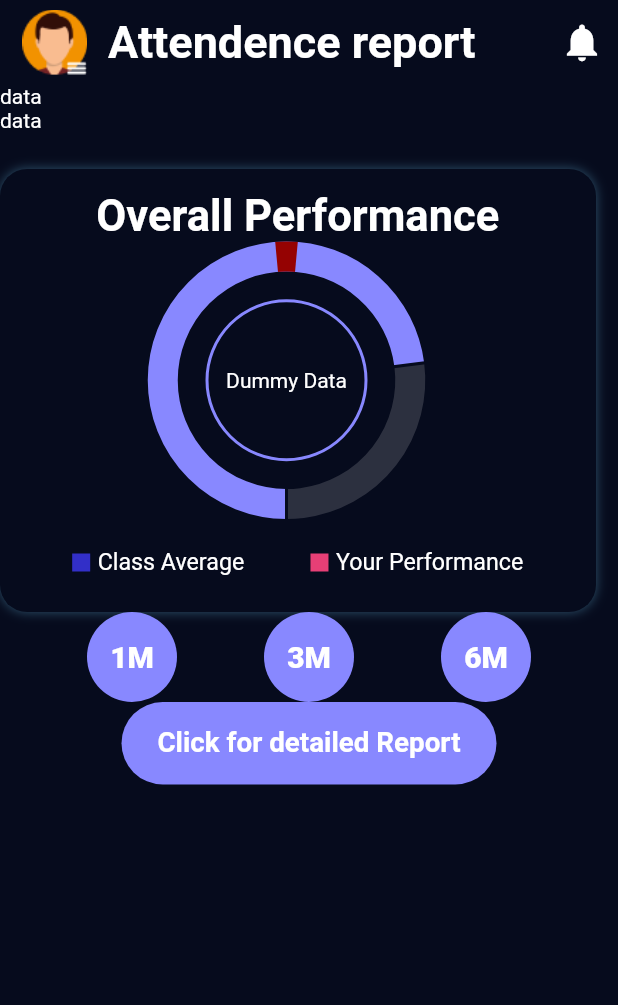
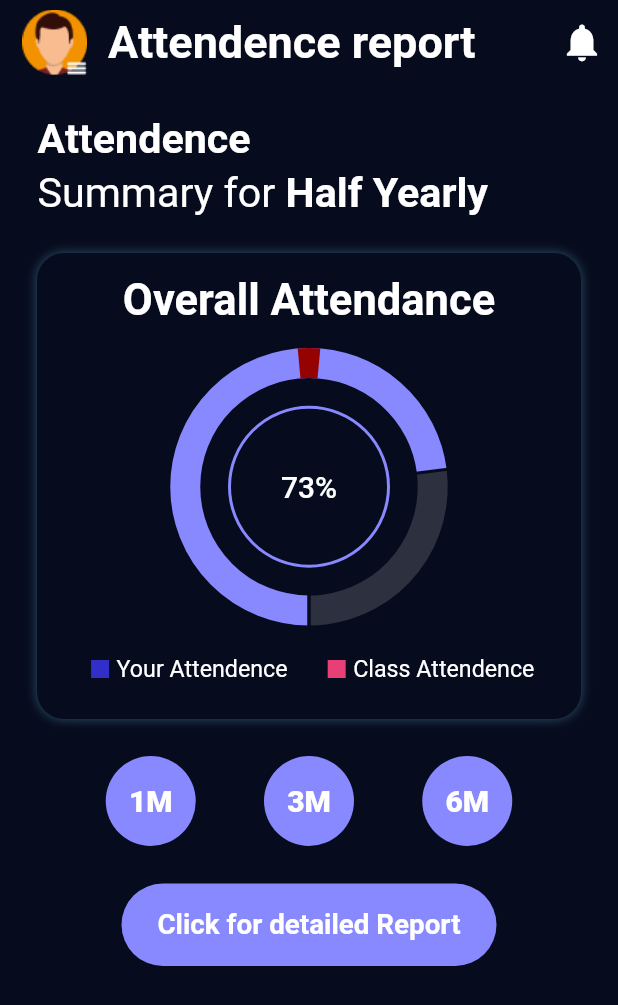
Before and after one commit to SohamXdas/School_ERP_Portal, a Flutter app: the screen it shows after launch, on a phone screen of 412 x 824 dp. Shown: the top 1005 px of the screen. Run offline on Flutter 3.47's test engine with Material 2 defaults, Android fonts, the phone set to English and light mode, and no system bars; drawn by our look-alikes of fl_chart.

Commit message:
~Attendence page ui compleated

```diff
--- a/lib/Global_widgets/graphs/attencence_graph.dart
+++ b/lib/Global_widgets/graphs/attencence_graph.dart
@@ -71,8 +71,14 @@ SizedBox attendenceGraph() {
             ),
           ),
         ),
-        Center(
-          child: Text('Dummy Data'),
+        const Center(
+          child: Text(
+            '73%',
+            style: TextStyle(
+              fontSize: 20,
+              fontWeight: FontWeight.w500,
+            ),
+          ),
           //TODO: use the actuall attendence or syllabus data
         ),
       ],
--- a/lib/attendence_page/attendence_page.dart
+++ b/lib/attendence_page/attendence_page.dart
@@ -50,14 +50,45 @@ class AttendencePage extends StatelessWidget {
       body: ListView(
         children: [
           Padding(
-            padding: const EdgeInsets.only(),
+            padding: const EdgeInsets.only(left: 25, right: 25, top: 20),
             child: Column(
               crossAxisAlignment: CrossAxisAlignment.start,
               children: [
-                const Text('data'),
-                const Text('data'),
+                const Padding(
+                  padding: EdgeInsets.only(bottom: 4),
+                  child: Text(
+                    'Attendence',
+                    style: TextStyle(fontSize: 27.5, fontWeight: FontWeight.w700),
+                    textAlign: TextAlign.left,
+                  ),
+                ),
+                RichText(
+                  text: const TextSpan(
+                    text: 'Summary ',
+                    style: TextStyle(
+                      fontSize: 27.5,
+                      fontWeight: FontWeight.w400,
+                    ), // Style for the first part of the text
+                    children: <TextSpan>[
+                      TextSpan(
+                        text: 'for ',
+                        style: TextStyle(
+                          fontWeight: FontWeight.w400,
+                          fontSize: 27.5, // Make this part bold
+                        ),
+                      ),
+                      TextSpan(
+                        text: 'Half Yearly',
+                        style: TextStyle(
+                          fontSize: 27.5,
+                          fontWeight: FontWeight.w700,
+                        ), // Style for the rest of the text
+                      ),
+                    ],
+                  ),
+                ),
                 Padding(
-                  padding: const EdgeInsets.only(top: 25, right: 15),
+                  padding: const EdgeInsets.only(top: 25, bottom: 25),
                   child: Container(
                     decoration: BoxDecoration(
                       borderRadius: BorderRadius.circular(18),
@@ -77,9 +108,9 @@ class AttendencePage extends StatelessWidget {
                         children: [
                           const Center(
                             child: Padding(
-                              padding: EdgeInsets.only(top: 10),
+                              padding: EdgeInsets.only(top: 10, bottom: 15),
                               child: Text(
-                                'Overall Performance',
+                                'Overall Attendance',
                                 style: TextStyle(
                                   fontSize: 29,
                                   fontWeight: FontWeight.w600,
@@ -88,7 +119,7 @@ class AttendencePage extends StatelessWidget {
                             ),
                           ),
                           Padding(
-                            padding: const EdgeInsets.only(right: 15),
+                            padding: const EdgeInsets.only(),
                             child: Container(
                               child: attendenceGraph(),
                             ),
@@ -100,7 +131,7 @@ class AttendencePage extends StatelessWidget {
                               children: [
                                 Container(
                                   child: const Padding(
-                                    padding: EdgeInsets.only(left: 0),
+                                    padding: EdgeInsets.only(left: 5),
                                     child: Row(
                                       children: [
                                         SizedBox(
@@ -113,7 +144,7 @@ class AttendencePage extends StatelessWidget {
                                         Padding(
                                           padding: EdgeInsets.only(left: 5),
                                           child: Text(
-                                            'Class Average',
+                                            'Your Attendence',
                                             style: TextStyle(
                                               fontSize: 15.5,
                                             ),
@@ -138,7 +169,7 @@ class AttendencePage extends StatelessWidget {
                                         Padding(
                                           padding: EdgeInsets.only(left: 5),
                                           child: Text(
-                                            'Your Performance',
+                                            'Class Attendence',
                                             style: TextStyle(
                                               fontSize: 15.5,
                                             ),
@@ -190,7 +221,10 @@ class AttendencePage extends StatelessWidget {
                   ],
                 ),
                 const Center(
-                  child: Button1(txt: 'Click for detailed Report'),
+                  child: Padding(
+                    padding: EdgeInsets.only(top: 25),
+                    child: Button1(txt: 'Click for detailed Report'),
+                  ),
                 )
               ],
             ),
@@ -200,8 +234,3 @@ class AttendencePage extends StatelessWidget {
     );
   }
 }
-
-
-
-// Card(
-//
```
